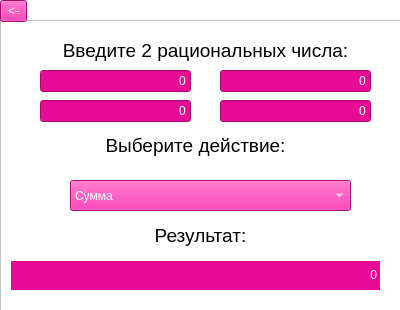
Before: the Qt Designer form gui/uis/Q_modules_Window_1.ui in KirsonBrz/DM_colloquium_2019, drawn with Qt 5.
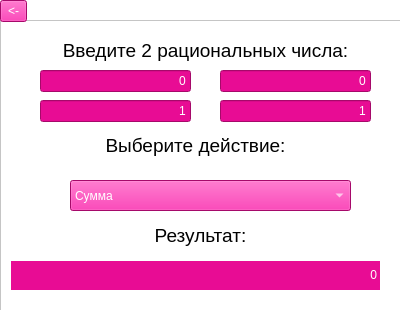
After: the same form once the commit is applied.

Patch:
```diff
--- a/gui/uis/Q_modules_Window_1.ui
+++ b/gui/uis/Q_modules_Window_1.ui
@@ -220,7 +220,7 @@
      <string notr="true">color: white; background-color: #E80C94;</string>
     </property>
     <property name="text">
-     <string>0</string>
+     <string>1</string>
     </property>
     <property name="alignment">
      <set>Qt::AlignRight|Qt::AlignTrailing|Qt::AlignVCenter</set>
@@ -239,7 +239,7 @@
      <string notr="true">color: white; background-color: #E80C94;</string>
     </property>
     <property name="text">
-     <string>0</string>
+     <string>1</string>
     </property>
     <property name="alignment">
      <set>Qt::AlignRight|Qt::AlignTrailing|Qt::AlignVCenter</set>
```
Left out of the diff: 18 changed lines with no effect on the pictures.
